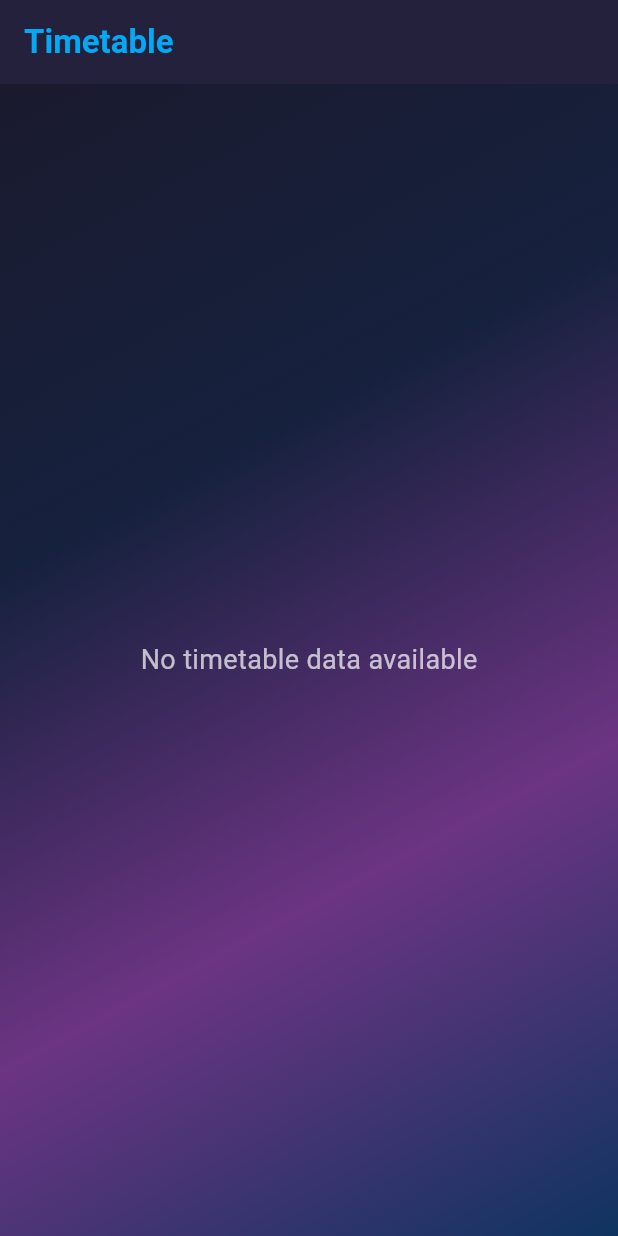
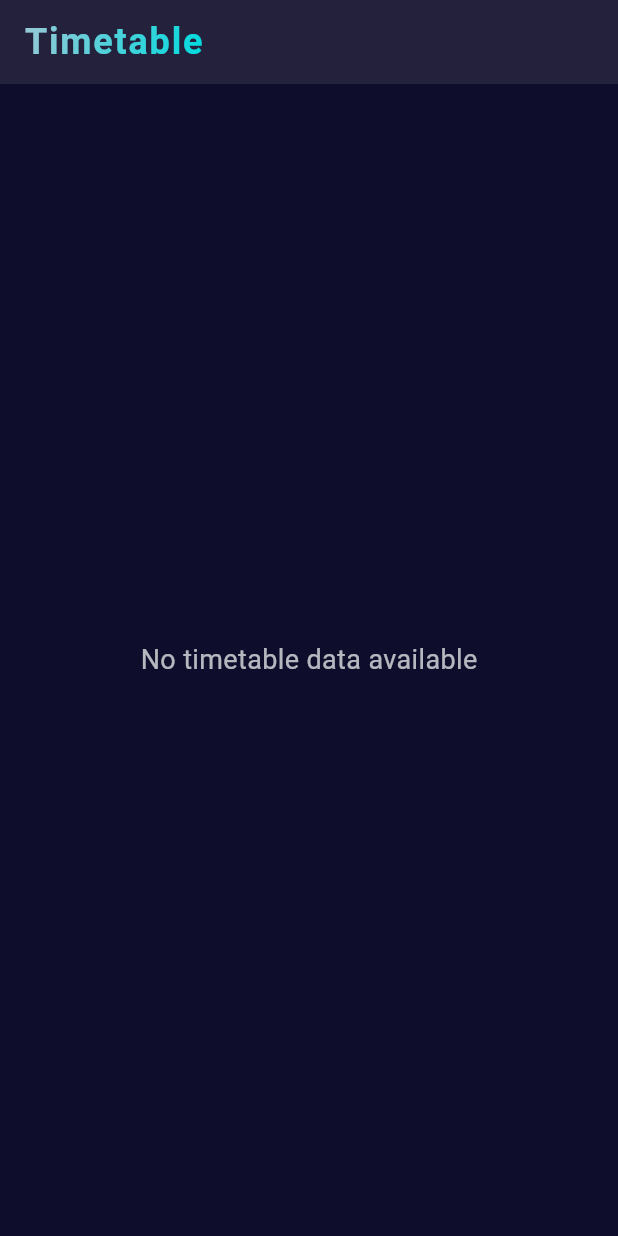
Before and after one commit to Tahmid2K22/UniConnect, a Flutter app: the RoutineTableView screen opened directly with empty values, on a phone screen of 412 x 824 dp. Run offline on Flutter 3.47's test engine with Material 3 defaults, Android fonts, the light colour scheme and no system bars; our stand-ins replace curved_navigation_bar, data_table_2, fl_chart, flutter_animate, flutter_layout_grid, google_fonts and 3 more; accounts and stored records are empty; network calls fail.

Commit message:
fifth commit

```diff
--- a/lib/features/routine/static_routine.dart
+++ b/lib/features/routine/static_routine.dart
@@ -96,12 +96,23 @@ class _RoutineTableViewState extends State<RoutineTableView>
       appBar: AppBar(
         backgroundColor: const Color(0xFF1A1A2E),
         elevation: 10,
-        iconTheme: const IconThemeData(color: Colors.white),
-        title: const Text(
-          'Timetable',
-          style: TextStyle(
-            fontWeight: FontWeight.bold,
-            color: Colors.lightBlue,
+        iconTheme: const IconThemeData(color: Color.fromARGB(255, 3, 236, 244)),
+        title: ShaderMask(
+          shaderCallback: (Rect bounds) {
+            return const LinearGradient(
+              colors: [Color.fromARGB(255, 153, 200, 214), Color(0xFF00DBDE)],
+              begin: Alignment.topLeft,
+              end: Alignment.bottomRight,
+            ).createShader(bounds);
+          },
+          child: const Text(
+            'Timetable',
+            style: TextStyle(
+              color: Colors.white,
+              fontWeight: FontWeight.bold,
+              fontSize: 24,
+              letterSpacing: 1.2,
+            ),
           ),
         ),
       ),
@@ -110,12 +121,7 @@ class _RoutineTableViewState extends State<RoutineTableView>
           gradient: LinearGradient(
             begin: Alignment.topLeft,
             end: Alignment.bottomRight,
-            colors: [
-              Color(0xFF1A1A2E),
-              Color(0xFF16213E),
-              Color(0xFF6C3483),
-              Color(0xFF0F3460),
-            ],
+            colors: [Color(0xFF0E0E2C), Color(0xFF0E0E2C)],
           ),
         ),
         child: Center(
```
Also changed, not shown: lib/features/routine/assignment.dart (+3 -8 lines), lib/features/routine/dynamic_routine_page.dart (+1 -6 lines), lib/features/todo/todo_page.dart (+1 -6 lines), lib/features/user/user_analytics.dart (+1 -6 lines), lib/features/user/user_profile_page.dart (+1 -6 lines).
